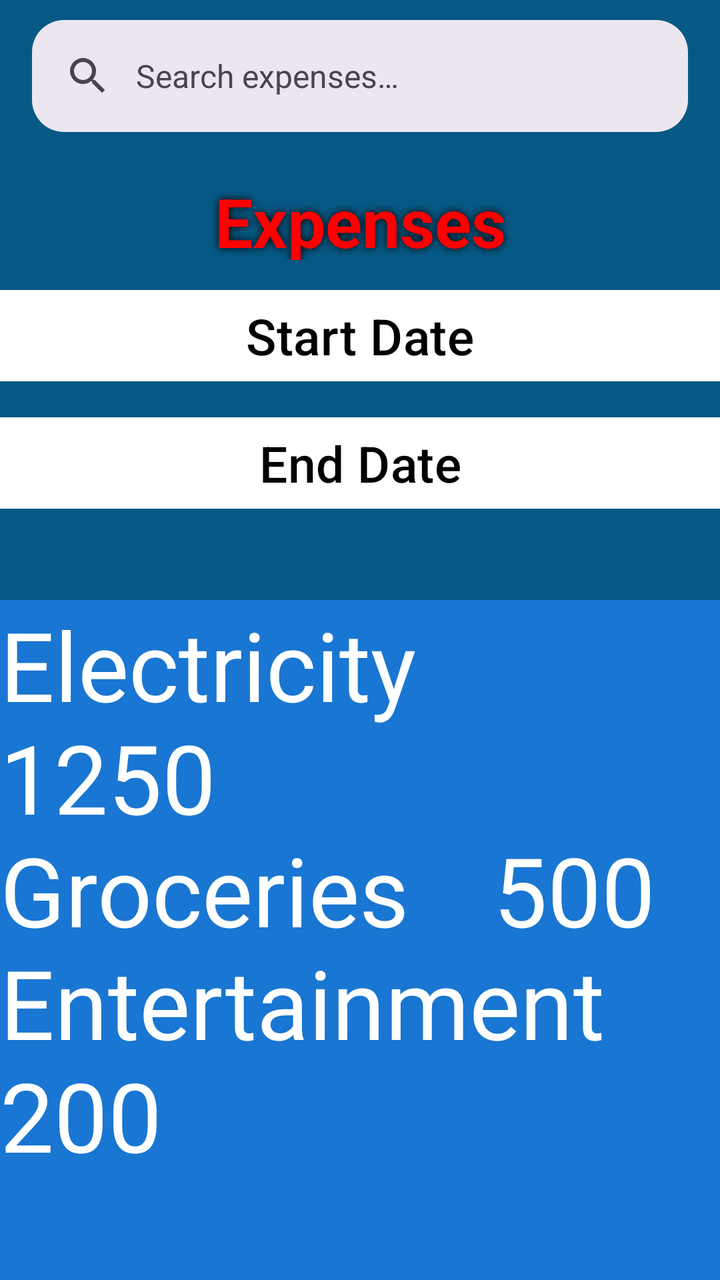
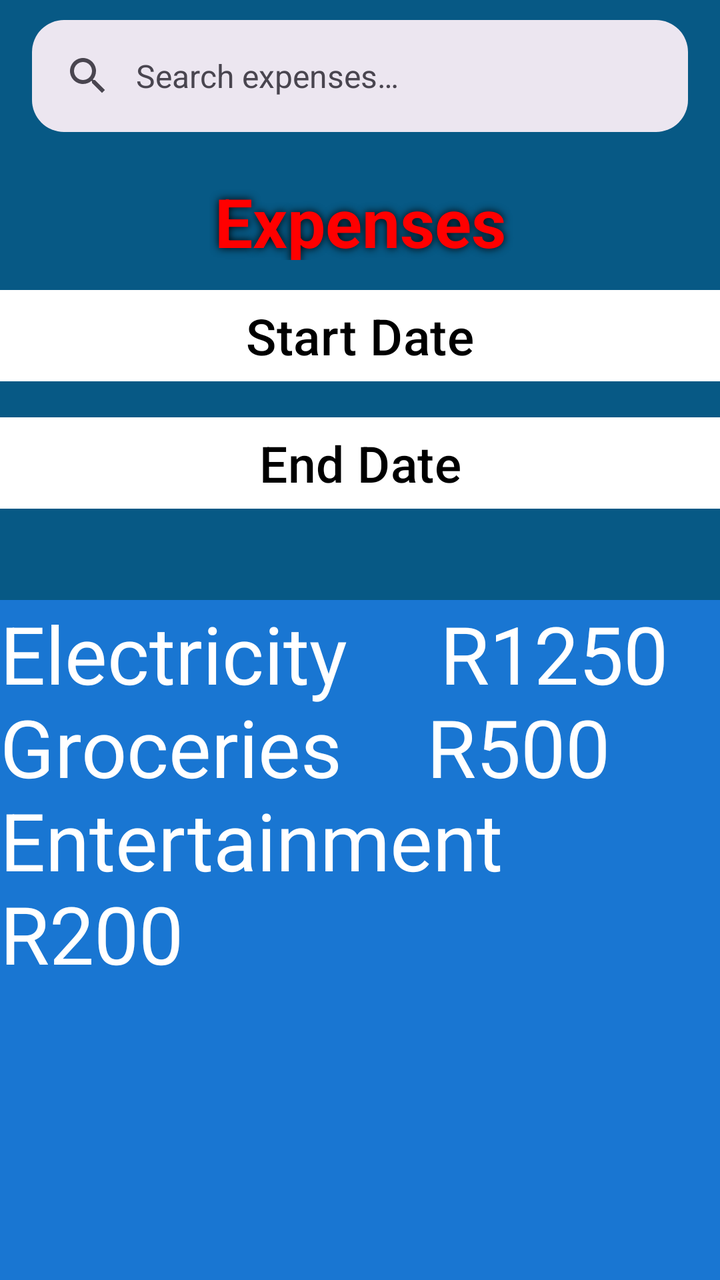

An Android layout rendered at two revisions. The XML below is the earlier revision; the diff shows what the commit changed to produce the second picture.
<!-- AndroidManifest.xml: application theme Theme.KracKShacKBanking -->
<!-- res/layout/expenses.xml -->
<?xml version="1.0" encoding="utf-8"?>
<androidx.constraintlayout.widget.ConstraintLayout xmlns:android="http://schemas.android.com/apk/res/android"
    xmlns:app="http://schemas.android.com/apk/res-auto"
    xmlns:tools="http://schemas.android.com/tools"
    android:layout_width="match_parent"
    android:layout_height="match_parent"
    android:background="@color/maincolour"
    android:orientation="vertical">

    <com.google.android.material.search.SearchBar
        android:id="@+id/searchBar"
        android:layout_width="match_parent"
        android:layout_height="wrap_content"
        android:layout_marginHorizontal="16dp"
        android:layout_marginStart="16dp"
        android:layout_marginTop="10dp"
        android:layout_marginEnd="16dp"
        android:hint="@string/search_expenses"
        app:layout_constraintEnd_toEndOf="parent"
        app:layout_constraintStart_toStartOf="parent"
        app:layout_constraintTop_toTopOf="parent"
        app:shapeAppearanceOverlay="@style/ShapeAppearanceOverlay.App.SearchBar" />

    <Button
        android:id="@+id/btnStartDate"
        android:layout_width="match_parent"
        android:layout_height="wrap_content"
        android:layout_marginTop="11dp"
        android:backgroundTint="@color/white"
        android:paddingTop="6dp"
        android:rotationX="0"
        android:text="@string/StartDate"
        android:textColor="@color/black"
        android:textSize="25sp"
        app:cornerRadius="0dp"
        app:layout_constraintEnd_toEndOf="parent"
        app:layout_constraintStart_toStartOf="parent"
        app:layout_constraintTop_toBottomOf="@+id/txtExpenses" />

    <Button
        android:id="@+id/btnEndDate"
        android:layout_width="match_parent"
        android:layout_height="wrap_content"
        android:layout_marginTop="10dp"
        android:backgroundTint="@color/white"
        android:text="@string/EndDate"
        android:textColor="@color/black"
        android:textSize="25sp"
        app:cornerRadius="0dp"
        app:layout_constraintEnd_toEndOf="parent"
        app:layout_constraintStart_toStartOf="parent"
        app:layout_constraintTop_toBottomOf="@+id/btnStartDate" />


    <LinearLayout
        android:layout_width="match_parent"
        android:layout_height="match_parent"
        android:layout_marginTop="300dp"
        android:orientation="vertical"
        app:layout_constraintTop_toTopOf="parent">

        <TextView
            android:id="@+id/txtCategory"
            android:layout_width="match_parent"
            android:layout_height="match_parent"
            android:background="@color/primary_dark"
            android:scrollbars="vertical"
            android:text="@string/budget_summary"
            android:textColor="@color/white"
            android:textSize="48sp" />
    </LinearLayout>

    <TextView
        android:id="@+id/txtExpenses"
        android:layout_width="386dp"
        android:layout_height="42dp"
        android:layout_marginStart="65dp"
        android:layout_marginTop="88dp"
        android:layout_marginEnd="65dp"
        android:layout_marginBottom="4dp"
        android:shadowColor="@color/black"
        android:shadowDx="0.0"
        android:shadowDy="0.0"
        android:shadowRadius="10.0"
        android:text="@string/Expenses"
        android:textAlignment="center"
        android:textColor="#FF0000"
        android:textSize="34sp"
        android:textStyle="bold"
        app:layout_constraintEnd_toEndOf="parent"
        app:layout_constraintHorizontal_bias="0.504"
        app:layout_constraintStart_toStartOf="parent"
        app:layout_constraintTop_toTopOf="parent" />
</androidx.constraintlayout.widget.ConstraintLayout>
<!-- resources referenced by this layout -->
<resources>
  <color name="black">#000000</color>
  <color name="maincolour">#075985</color>
  <color name="primary_dark">#1976D2</color>
  <color name="white">#FFFFFF</color>
  <string name="EndDate">End Date</string>
  <string name="Expenses">Expenses</string>
  <string name="StartDate">Start Date</string>
  <string name="budget_summary">Electricity\t\t\t\t\t\t\t1250\nGroceries\t\t\t\t\t\t\t500\nEntertainment\t\t\t\t200</string>
  <string name="search_expenses">Search expenses…</string>
  <style name="ShapeAppearanceOverlay.App.SearchBar" parent="">
          <item name="cornerFamily">rounded</item>
          <item name="cornerSize">16dp</item>
      </style>
  <style name="Theme.KracKShacKBanking" parent="Theme.Material3.DayNight.NoActionBar">
          <item name="colorPrimary">@color/primary</item>
          <item name="colorPrimaryVariant">@color/primary_dark</item>
          <item name="colorOnPrimary">@color/white</item>
          <item name="colorSecondary">@color/secondary</item>
          <item name="colorSecondaryVariant">@color/secondary_dark</item>
          <item name="colorOnSecondary">@color/black</item>
          <item name="android:statusBarColor">@color/primary</item>
          <item name="android:navigationBarColor">@color/primary</item>
          <item name="android:windowLightStatusBar">false</item>
  
      </style>
  <color name="primary">#2196F3</color>
  <color name="secondary">#FFC107</color>
  <color name="secondary_dark">#FFA000</color>
</resources>

<!-- the commit's change to res/layout/expenses.xml (unified diff, before → after) -->
@@ -67,7 +67,7 @@
             android:scrollbars="vertical"
             android:text="@string/budget_summary"
             android:textColor="@color/white"
-            android:textSize="48sp" />
+            android:textSize="40sp" />
     </LinearLayout>
 
     <TextView
<!-- resource entries referenced after the edit -->
@@ -7,7 +7,7 @@
   <string name="EndDate">End Date</string>
   <string name="Expenses">Expenses</string>
   <string name="StartDate">Start Date</string>
-  <string name="budget_summary">Electricity\t\t\t\t\t\t\t1250\nGroceries\t\t\t\t\t\t\t500\nEntertainment\t\t\t\t200</string>
+  <string name="budget_summary">Electricity\t\t\t\t\t\t\tR1250\nGroceries\t\t\t\t\t\t\tR500\nEntertainment\t\t\t\tR200</string>
   <string name="search_expenses">Search expenses…</string>
   <style name="ShapeAppearanceOverlay.App.SearchBar" parent="">
           <item name="cornerFamily">rounded</item>
